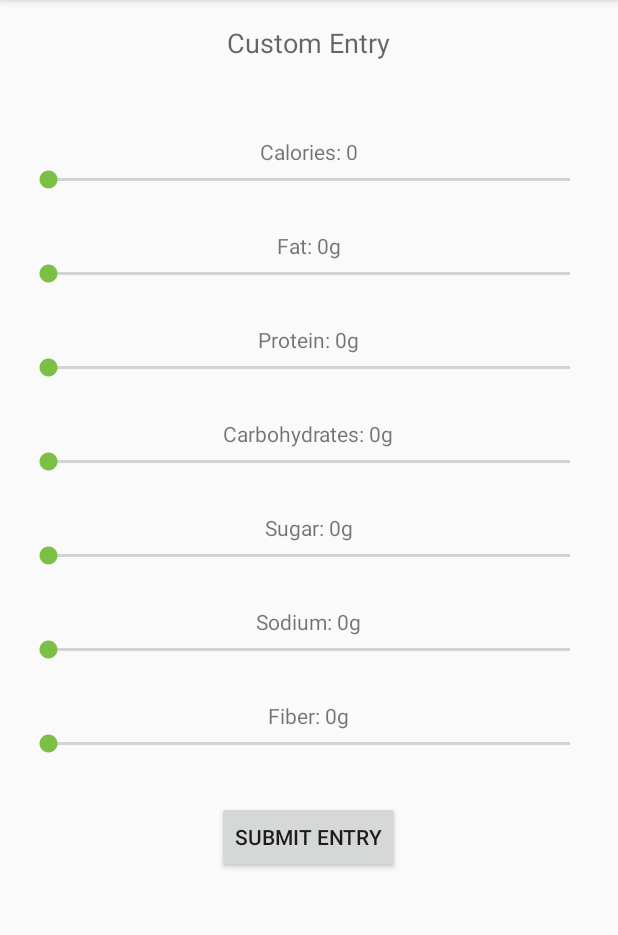
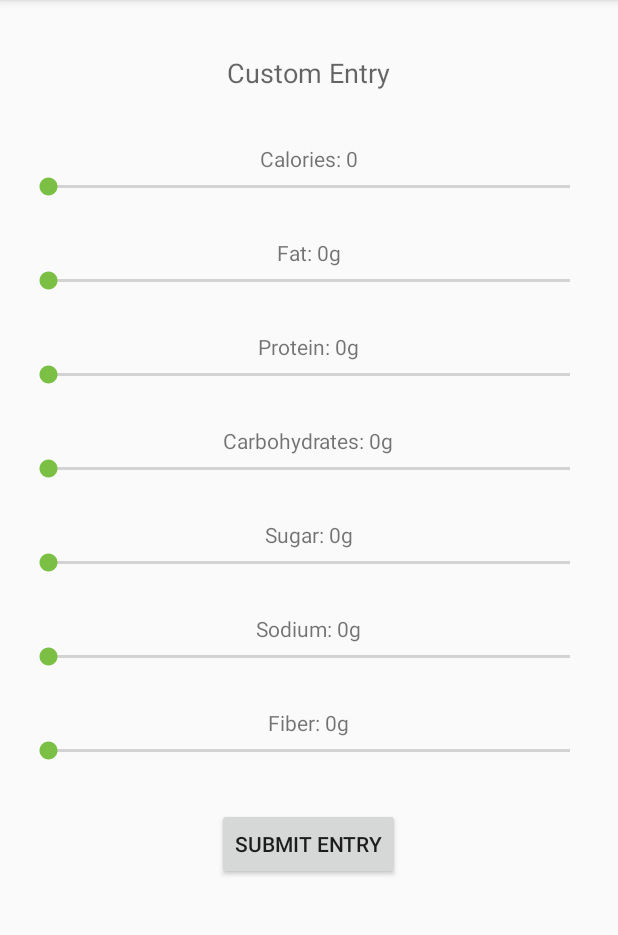
Before and after one commit to james-bonifacio/DeltaHacks3, an Android app: the CustomEntry screen opened directly, with no data from a screen before it, on a phone screen of 412 x 824 dp, the part 84-1019 px from its top. Run offline under Robolectric (Android 15) with nearby library versions, the phone set to English and light mode, and no system bars.

Commit message:
minor style edits

```diff
--- a/app/src/main/res/layout/activity_custom_entry.xml
+++ b/app/src/main/res/layout/activity_custom_entry.xml
@@ -16,6 +16,7 @@
         android:layout_width="wrap_content"
         android:layout_height="wrap_content"
         android:text="Custom Entry"
+        android:layout_margin="20dp"
         android:id="@+id/lblCustomEntry"
         android:layout_alignParentTop="true"
         android:layout_centerHorizontal="true"
@@ -145,7 +146,7 @@
         android:layout_height="wrap_content"
         android:text="Calories: 0"
         android:id="@+id/lblCalories"
-        android:layout_marginTop="75dp"
+        android:layout_marginTop="80dp"
         android:layout_below="@+id/lblCustomEntry"
         android:layout_alignParentTop="true"
         android:layout_centerHorizontal="true" />
```
